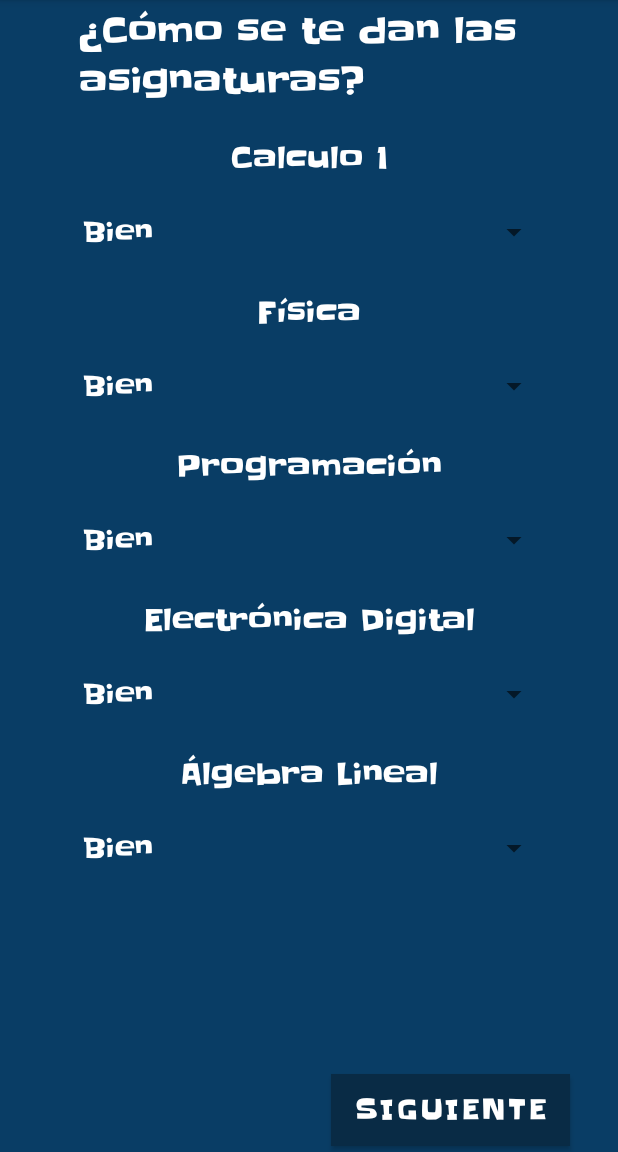
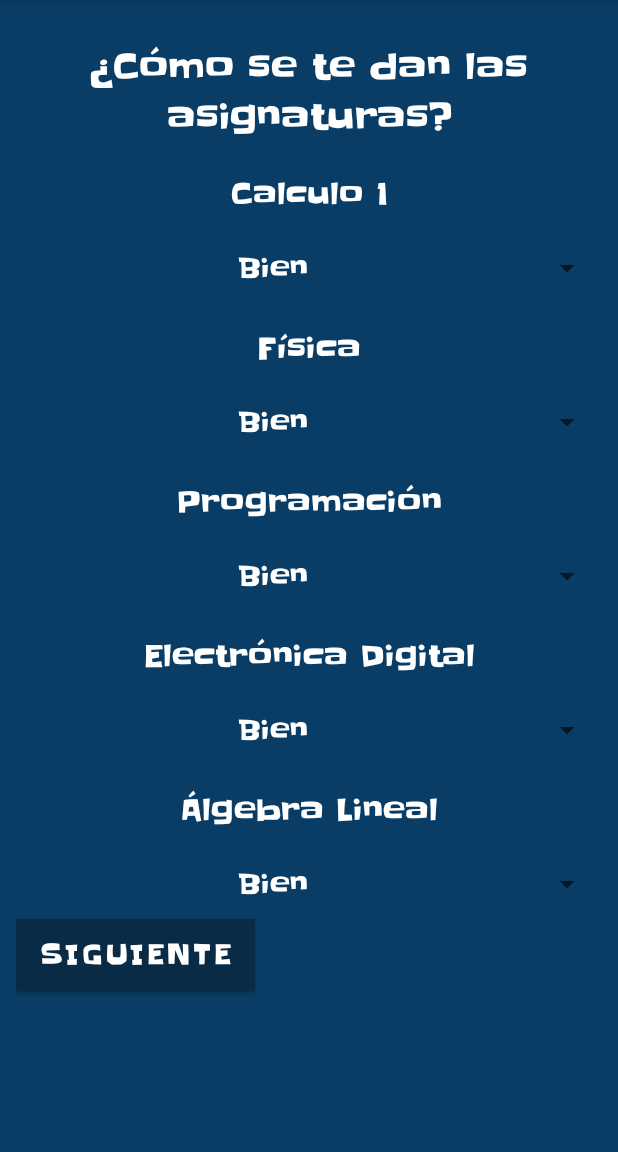
Before and after one commit to diegopr10/unihelp, an Android app: the intro_de_datos screen opened directly, with no data from a screen before it, after a tap on "SIGUIENTE", on a phone screen of 412 x 824 dp, the part 84-1236 px from its top. Run offline under Robolectric (Android 15) with nearby library versions, the phone set to English and light mode, and no system bars; our stand-ins replace Room's generated code.

Commit message:
He puesto un scrollview en la pantalla de introducción de asignaturas principales para solucionar el problema de cuando se escoge un cuatri con muchas asignaturas y no quepan todas en la pantalla. A su vez he arreglado un poco el aspecto estético de esta pantalla, cambiando el ancho de los textviews a un ancho concreto para que en las asignaturas de nombre largo estas no salgan pegadas a los bordes laterales de la pantalla.

```diff
--- a/app/src/main/java/com/example/unihelp/intro_de_datos.java
+++ b/app/src/main/java/com/example/unihelp/intro_de_datos.java
@@ -6,9 +6,11 @@ import android.content.Intent;
 import android.content.SharedPreferences;
 import android.os.Bundle;
 import android.view.View;
+import android.widget.AdapterView;
 import android.widget.ArrayAdapter;
 import android.widget.EditText;
 import android.widget.Spinner;
+import android.widget.Toast;
 
 public class intro_de_datos extends AppCompatActivity {
 
@@ -39,6 +41,7 @@ public class intro_de_datos extends AppCompatActivity {
 
         ArrayAdapter<String> adapter3 = new ArrayAdapter<String>(this, R.layout.spinner_item_style, opciones_de_cuatri);
         spinner3.setAdapter(adapter3);
+
     }
 
     public void siguiente(View view){
--- a/app/src/main/res/layout/activity_intro_asignaturas_principales.xml
+++ b/app/src/main/res/layout/activity_intro_asignaturas_principales.xml
@@ -7,15 +7,30 @@
     android:background="@color/unihelp_color"
     tools:context=".intro_asignaturas_principales">
 
+
+    <ScrollView
+        android:layout_width="391dp"
+        android:layout_height="720dp"
+        app:layout_constraintBottom_toBottomOf="parent"
+        app:layout_constraintEnd_toEndOf="parent"
+        app:layout_constraintStart_toStartOf="parent"
+        app:layout_constraintTop_toTopOf="parent">
+
+        <LinearLayout
+            android:layout_width="match_parent"
+            android:layout_height="wrap_content"
+            android:orientation="vertical">
+
             <TextView
                 android:id="@+id/como_se_te_dan"
-        android:layout_width="306dp"
+                android:layout_width="match_parent"
                 android:layout_height="71dp"
                 android:layout_marginTop="4dp"
                 android:fontFamily="@font/slackey_regular"
                 android:text="¿Cómo se te dan las asignaturas?"
                 android:textColor="@color/white"
                 android:textSize="24sp"
+                android:textAlignment="center"
                 app:layout_constraintEnd_toEndOf="parent"
                 app:layout_constraintHorizontal_bias="0.494"
                 app:layout_constraintStart_toStartOf="parent"
@@ -23,11 +38,14 @@
 
             <TextView
                 android:id="@+id/asignatura1"
-        android:layout_width="wrap_content"
+                android:layout_width="match_parent"
                 android:layout_height="wrap_content"
+                android:layout_marginLeft="25dp"
                 android:layout_marginTop="16dp"
+                android:layout_marginRight="25dp"
                 android:fontFamily="@font/slackey_regular"
                 android:text="texto"
+                android:textAlignment="center"
                 android:textColor="@color/white"
                 android:textSize="20sp"
                 app:layout_constraintEnd_toEndOf="parent"
@@ -36,7 +54,7 @@
 
             <Spinner
                 android:id="@+id/spinner_asignatura1"
-        android:layout_width="321dp"
+                android:layout_width="match_parent"
                 android:layout_height="wrap_content"
                 android:layout_marginTop="12dp"
                 android:ems="10"
@@ -51,20 +69,23 @@
 
             <TextView
                 android:id="@+id/asignatura2"
-        android:layout_width="wrap_content"
+                android:layout_width="match_parent"
                 android:layout_height="wrap_content"
+                android:layout_marginLeft="25dp"
                 android:layout_marginTop="16dp"
+                android:layout_marginRight="25dp"
                 android:fontFamily="@font/slackey_regular"
                 android:text="texto"
                 android:textColor="@color/white"
                 android:textSize="20sp"
+                android:textAlignment="center"
                 app:layout_constraintEnd_toEndOf="parent"
                 app:layout_constraintStart_toStartOf="parent"
                 app:layout_constraintTop_toBottomOf="@id/spinner_asignatura1" />
 
             <Spinner
                 android:id="@+id/spinner_asignatura2"
-        android:layout_width="321dp"
+                android:layout_width="match_parent"
                 android:layout_height="wrap_content"
                 android:layout_marginTop="12dp"
                 android:ems="10"
@@ -79,20 +100,23 @@
 
             <TextView
                 android:id="@+id/asignatura3"
-        android:layout_width="wrap_content"
+                android:layout_width="match_parent"
                 android:layout_height="wrap_content"
+                android:layout_marginLeft="25dp"
                 android:layout_marginTop="16dp"
+                android:layout_marginRight="25dp"
                 android:fontFamily="@font/slackey_regular"
                 android:text="texto"
                 android:textColor="@color/white"
                 android:textSize="20sp"
+                android:textAlignment="center"
                 app:layout_constraintEnd_toEndOf="parent"
                 app:layout_constraintStart_toStartOf="parent"
                 app:layout_constraintTop_toBottomOf="@id/spinner_asignatura2" />
 
             <Spinner
                 android:id="@+id/spinner_asignatura3"
-        android:layout_width="321dp"
+                android:layout_width="match_parent"
                 android:layout_height="wrap_content"
                 android:layout_marginTop="12dp"
                 android:ems="10"
@@ -107,20 +131,23 @@
 
             <TextView
                 android:id="@+id/asignatura4"
-        android:layout_width="wrap_content"
+                android:layout_width="match_parent"
                 android:layout_height="wrap_content"
+                android:layout_marginLeft="25dp"
                 android:layout_marginTop="16dp"
+                android:layout_marginRight="25dp"
                 android:fontFamily="@font/slackey_regular"
                 android:text="texto"
                 android:textColor="@color/white"
                 android:textSize="20sp"
+                android:textAlignment="center"
                 app:layout_constraintEnd_toEndOf="parent"
                 app:layout_constraintStart_toStartOf="parent"
                 app:layout_constraintTop_toBottomOf="@id/spinner_asignatura3" />
 
             <Spinner
                 android:id="@+id/spinner_asignatura4"
-        android:layout_width="321dp"
+                android:layout_width="match_parent"
                 android:layout_height="wrap_content"
                 android:layout_marginTop="12dp"
                 android:ems="10"
@@ -135,20 +162,23 @@
 
             <TextView
                 android:id="@+id/asignatura5"
-        android:layout_width="wrap_content"
+                android:layout_width="match_parent"
                 android:layout_height="wrap_content"
+                android:layout_marginLeft="25dp"
                 android:layout_marginTop="16dp"
+                android:layout_marginRight="25dp"
                 android:fontFamily="@font/slackey_regular"
                 android:text="texto"
                 android:textColor="@color/white"
                 android:textSize="20sp"
+                android:textAlignment="center"
                 app:layout_constraintEnd_toEndOf="parent"
                 app:layout_constraintStart_toStartOf="parent"
                 app:layout_constraintTop_toBottomOf="@id/spinner_asignatura4" />
 
             <Spinner
                 android:id="@+id/spinner_asignatura5"
-        android:layout_width="321dp"
+                android:layout_width="match_parent"
                 android:layout_height="wrap_content"
                 android:layout_marginTop="12dp"
                 android:ems="10"
@@ -163,20 +193,23 @@
 
             <TextView
                 android:id="@+id/asignatura6"
-        android:layout_width="wrap_content"
+                android:layout_width="match_parent"
                 android:layout_height="wrap_content"
+                android:layout_marginLeft="25dp"
                 android:layout_marginTop="16dp"
+                android:layout_marginRight="25dp"
                 android:fontFamily="@font/slackey_regular"
                 android:text="texto"
                 android:textColor="@color/white"
                 android:textSize="20sp"
+                android:textAlignment="center"
                 app:layout_constraintEnd_toEndOf="parent"
                 app:layout_constraintStart_toStartOf="parent"
                 app:layout_constraintTop_toBottomOf="@id/spinner_asignatura5" />
 
             <Spinner
                 android:id="@+id/spinner_asignatura6"
-        android:layout_width="321dp"
+                android:layout_width="match_parent"
                 android:layout_height="wrap_content"
                 android:layout_marginTop="12dp"
                 android:ems="10"
@@ -191,20 +224,23 @@
 
             <TextView
                 android:id="@+id/asignatura7"
-        android:layout_width="wrap_content"
+                android:layout_width="match_parent"
                 android:layout_height="wrap_content"
+                android:layout_marginLeft="25dp"
                 android:layout_marginTop="16dp"
+                android:layout_marginRight="25dp"
                 android:fontFamily="@font/slackey_regular"
                 android:text="texto"
                 android:textColor="@color/white"
                 android:textSize="20sp"
+                android:textAlignment="center"
                 app:layout_constraintEnd_toEndOf="parent"
                 app:layout_constraintStart_toStartOf="parent"
                 app:layout_constraintTop_toBottomOf="@id/spinner_asignatura6" />
 
             <Spinner
                 android:id="@+id/spinner_asignatura7"
-        android:layout_width="321dp"
+                android:layout_width="match_parent"
                 android:layout_height="wrap_content"
                 android:layout_marginTop="12dp"
                 android:ems="10"
@@ -232,5 +268,6 @@
                 app:layout_constraintBottom_toBottomOf="parent"
                 app:layout_constraintEnd_toEndOf="parent" />
 
-
+        </LinearLayout>
+    </ScrollView>
 </androidx.constraintlayout.widget.ConstraintLayout>
--- a/app/src/main/res/layout/spinner_item_style.xml
+++ b/app/src/main/res/layout/spinner_item_style.xml
@@ -8,4 +8,5 @@
     android:textColor="@color/white"
     android:background="@color/unihelp_color"
     android:fontFamily="@font/slackey_regular"
+    android:textAlignment="center"
     xmlns:android="http://schemas.android.com/apk/res/android"/>
```
Lines whose indentation alone changed are shown as unchanged.
